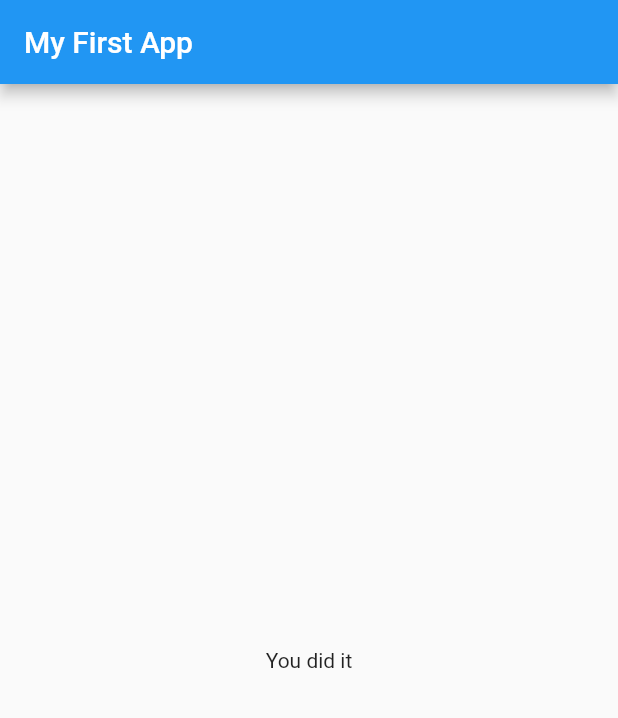
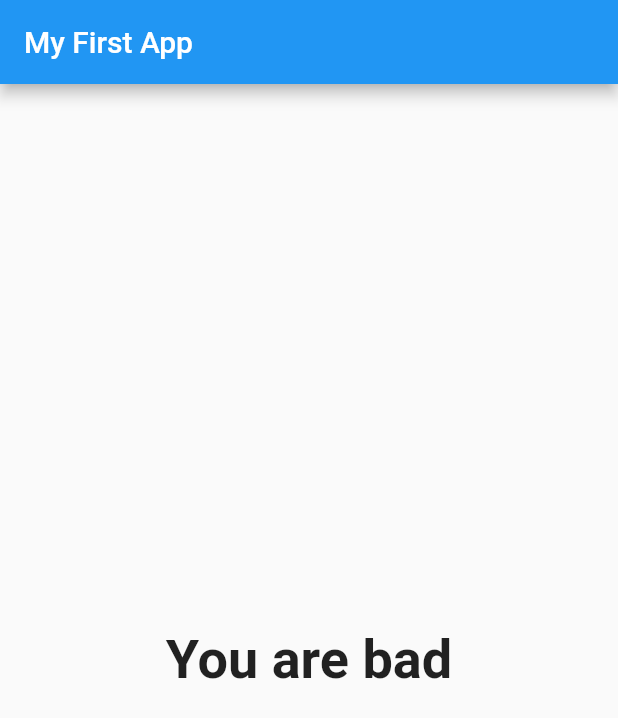
Before and after one commit to mabirizi/flutterProject, a Flutter app: the screen it shows after launch, after a tap on "Black", after a tap on "Snake", after a tap on "Max", on a phone screen of 412 x 824 dp. Shown: the top 718 px of the screen. Run offline on Flutter 3.47's test engine with Material 2 defaults, Android fonts, the phone set to English and light mode, and no system bars.

```diff
--- a/lib/main.dart
+++ b/lib/main.dart
@@ -19,21 +19,39 @@ class _MyAppState extends State<MyApp> {
   final _questions = const [
     {
       'questionText': 'What\'s your favourite color?',
-      'answers': ['Black', 'Red', 'Green', 'White'],
+      'answers': [
+        {'text':'Black', 'score': 10},
+        {'text':'Red',  'score': 4},
+        {'text':'Green', 'score': 7},
+        {'text':'White', 'score': 4},
+      ],
     },
     {
       'questionText': 'What\'s your favourite animal?',
-      'answers': ['Rabbit', 'Snake', 'Elephant', 'Lion'],
+      'answers': [
+        {'text':'Rabbit', 'score': 10},
+        {'text':'Snake','score': 5},
+        {'text':'Elephant', 'score': 8},
+        {'text':'Lion','score': 2},
+        ],
     },
     {
       'questionText': 'What\'s your favourite Instructor?',
-      'answers': ['Max', 'Manuel', 'Sarah', 'Stephen'],
+      'answers': [
+        {'text':'Max', 'score': 10},
+        {'text':'Manuel', 'score': 8},
+        {'text':'Sarah', 'score': 6},
+        {'text':'Stephen','score': 10},
+        ],
     },
   ];
 
   var _questionIndex = 0;
+  var _totalScore = 0;
 
-  void _answerQuestion() {
+  void _answerQuestion(int score) {
+
+    _totalScore += score;
     setState(() {
       _questionIndex = _questionIndex + 1;
     });
@@ -56,11 +74,13 @@ class _MyAppState extends State<MyApp> {
         ),
         body: _questionIndex < _questions.length
             ? Quiz(
-              answerQuestion: _answerQuestion,
-              questions: _questions,
-              questionIndex: _questionIndex,
+                answerQuestion: _answerQuestion,
+                questions: _questions,
+                questionIndex: _questionIndex,
               )
-            : Result(),
+            : Result(
+              _totalScore,
+            ),
       ),
     );
   }
--- a/lib/quiz.dart
+++ b/lib/quiz.dart
@@ -15,9 +15,9 @@ class Quiz extends StatelessWidget {
     return Column(
       children: [
         Question(questions[questionIndex]['questionText']),
-        ...(questions[questionIndex]['answers'] as List<String>)
+        ...(questions[questionIndex]['answers'] as List<Map<String, Object>>)
             .map((answer) {
-          return Answer(answerQuestion, answer);
+          return Answer(() => answerQuestion(answer['score']), answer['text']);
         }).toList()
       ],
     );
--- a/lib/result.dart
+++ b/lib/result.dart
@@ -1,10 +1,36 @@
 import 'package:flutter/material.dart';
 
 class Result extends StatelessWidget {
+
+  final int totalScore;
+
+  Result(this.totalScore);
+
+  String get resultPharse {
+
+    String resultText;
+
+    if (totalScore <= 8){
+      resultText  = 'You are awesome and innocent';
+    } else if (totalScore <= 14){
+      resultText  = 'Pretty Likeale';
+    } else if (totalScore <= 20){
+      resultText  = 'You are strange';
+    } else {
+      resultText  = 'You are bad';
+    }
+
+    return resultText;
+
+  }
+
   @override
   Widget build(BuildContext context) {
     return Center(
-      child: Text("You did it"),
+      child: Text(resultPharse,
+        style: TextStyle(fontSize: 36, fontWeight: FontWeight.bold),
+        textAlign: TextAlign.center,
+      ),
     );
   }
 }
```
